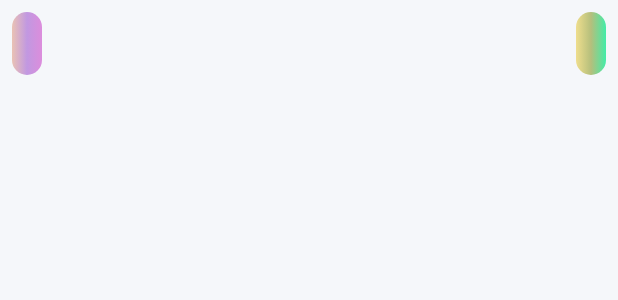
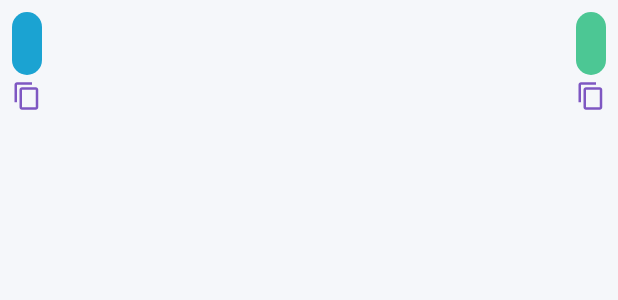
Before and after one commit to abdelkarimain/convo-ai-chat-app, an Android app: the layout chat_item.xml on its own in the app's theme, with its tools: preview values and no code run, on a phone screen of 412 x 824 dp. Shown: the top 300 px of the screen. Run offline under Robolectric (Android 15) with nearby library versions, the phone set to English and light mode, and no system bars.

Commit message:
Add chat colors, update UI components, and improve profile update feedback

```diff
--- a/app/src/main/AndroidManifest.xml
+++ b/app/src/main/AndroidManifest.xml
@@ -21,6 +21,9 @@
         android:supportsRtl="true"
         android:theme="@style/Theme.Auth"
         tools:targetApi="31">
+        <meta-data
+            android:name="com.google.android.gms.version"
+            android:value="@integer/google_play_services_version" />
         <activity
             android:name=".ChatActivity"
             android:windowSoftInputMode="adjustResize">
--- a/app/src/main/java/io/github/abdelkarimain/auth/MessageAdapter.java
+++ b/app/src/main/java/io/github/abdelkarimain/auth/MessageAdapter.java
@@ -1,12 +1,15 @@
 package io.github.abdelkarimain.auth;
 
-
+import android.content.ClipData;
+import android.content.ClipboardManager;
 import android.content.Context;
 import android.view.LayoutInflater;
 import android.view.View;
 import android.view.ViewGroup;
+import android.widget.ImageButton;
 import android.widget.LinearLayout;
 import android.widget.TextView;
+import android.widget.Toast;
 
 import androidx.annotation.NonNull;
 import androidx.recyclerview.widget.RecyclerView;
@@ -19,19 +22,19 @@ public class MessageAdapter extends RecyclerView.Adapter<MessageAdapter.MyViewHo
 
     List<Message> messageList;
     private final Markwon markwon;
+    private final Context context;
 
-    // Update constructor to accept Context
     public MessageAdapter(List<Message> messageList, Context context) {
         this.messageList = messageList;
         this.markwon = Markwon.create(context);
+        this.context = context;
     }
 
     @NonNull
     @Override
     public MyViewHolder onCreateViewHolder(@NonNull ViewGroup parent, int viewType) {
         View chatView = LayoutInflater.from(parent.getContext()).inflate(R.layout.chat_item, null);
-        MyViewHolder myViewHolder = new MyViewHolder(chatView);
-        return myViewHolder;
+        return new MyViewHolder(chatView);
     }
 
     @Override
@@ -41,11 +44,12 @@ public class MessageAdapter extends RecyclerView.Adapter<MessageAdapter.MyViewHo
             holder.rightChatView.setVisibility(View.VISIBLE);
             holder.leftChatView.setVisibility(View.GONE);
             holder.rightChatText.setText(message.getMessage());
+            holder.rightCopyButton.setOnClickListener(v -> copyToClipboard(message.getMessage()));
         } else {
             holder.leftChatView.setVisibility(View.VISIBLE);
             holder.rightChatView.setVisibility(View.GONE);
-            // Render markdown for receiver messages
             markwon.setMarkdown(holder.leftChatText, message.getMessage());
+            holder.leftCopyButton.setOnClickListener(v -> copyToClipboard(message.getMessage()));
         }
     }
 
@@ -54,11 +58,18 @@ public class MessageAdapter extends RecyclerView.Adapter<MessageAdapter.MyViewHo
         return messageList.size();
     }
 
+    private void copyToClipboard(String text) {
+        ClipboardManager clipboard = (ClipboardManager) context.getSystemService(Context.CLIPBOARD_SERVICE);
+        ClipData clip = ClipData.newPlainText("Copied Text", text);
+        clipboard.setPrimaryClip(clip);
+        Toast.makeText(context, "Message copied to clipboard", Toast.LENGTH_SHORT).show();
+    }
+
     public class MyViewHolder extends RecyclerView.ViewHolder {
 
         LinearLayout leftChatView, rightChatView;
         TextView leftChatText, rightChatText;
-
+        ImageButton leftCopyButton, rightCopyButton;
 
         public MyViewHolder(@NonNull View itemView) {
             super(itemView);
@@ -66,6 +77,8 @@ public class MessageAdapter extends RecyclerView.Adapter<MessageAdapter.MyViewHo
             rightChatView = itemView.findViewById(R.id.right_chat_view);
             leftChatText = itemView.findViewById(R.id.left_chat_text_view);
             rightChatText = itemView.findViewById(R.id.right_chat_text_view);
+            leftCopyButton = itemView.findViewById(R.id.left_copy_button);
+            rightCopyButton = itemView.findViewById(R.id.right_copy_button);
         }
     }
 }
--- a/app/src/main/java/io/github/abdelkarimain/auth/ProfileFragment.java
+++ b/app/src/main/java/io/github/abdelkarimain/auth/ProfileFragment.java
@@ -129,7 +129,9 @@ public class ProfileFragment extends Fragment {
                     .addOnCompleteListener(task -> {
                         if (task.isSuccessful()) {
                             tvUsername.setText(displayName);
-                            Toast.makeText(getContext(), "Profile updated successfully", Toast.LENGTH_SHORT).show();
+                            if (isAdded()) {
+                                Toast.makeText(getContext(), "Profile updated successfully", Toast.LENGTH_SHORT).show();
+                            }
                         }
                     });
         }
--- a/app/src/main/res/drawable/chat_item_background.xml
+++ b/app/src/main/res/drawable/chat_item_background.xml
@@ -1,28 +1,15 @@
 <?xml version="1.0" encoding="utf-8"?>
 <selector xmlns:android="http://schemas.android.com/apk/res/android">
-
     <item android:state_pressed="true">
         <shape android:shape="rectangle">
-            <gradient
-                android:type="linear"
-                android:startColor="@color/gradient_start"
-                android:centerColor="@color/gradient_center"
-                android:endColor="@color/gradient_end"
-                android:angle="0" />
+            <solid android:color="@color/msg_ai" />
             <corners android:radius="10dp" />
         </shape>
     </item>
-
     <item>
         <shape android:shape="rectangle">
-            <gradient
-                android:type="linear"
-                android:startColor="#EAC2B4"
-                android:centerColor="#C198E1"
-                android:endColor="#DC8DDC"
-                android:angle="0" />
+            <solid android:color="@color/msg_ai" />
             <corners android:radius="10dp" />
         </shape>
     </item>
-
 </selector>
--- /dev/null
+++ b/app/src/main/res/drawable/ic_copy.xml
@@ -0,0 +1,5 @@
+<vector android:height="20dp" android:tint="?attr/colorPrimary"
+    android:viewportHeight="24" android:viewportWidth="24"
+    android:width="20dp" xmlns:android="http://schemas.android.com/apk/res/android">
+    <path android:fillColor="@android:color/white" android:pathData="M16,1L4,1c-1.1,0 -2,0.9 -2,2v14h2L4,3h12L16,1zM19,5L8,5c-1.1,0 -2,0.9 -2,2v14c0,1.1 0.9,2 2,2h11c1.1,0 2,-0.9 2,-2L21,7c0,-1.1 -0.9,-2 -2,-2zM19,21L8,21L8,7h11v14z"/>
+</vector>
--- a/app/src/main/res/drawable/sent_message_background.xml
+++ b/app/src/main/res/drawable/sent_message_background.xml
@@ -1,28 +1,15 @@
 <?xml version="1.0" encoding="utf-8"?>
 <selector xmlns:android="http://schemas.android.com/apk/res/android">
-
     <item android:state_pressed="true">
         <shape android:shape="rectangle">
-            <gradient
-                android:type="linear"
-                android:startColor="#E7ECBB"
-                android:centerColor="#84EA9D"
-                android:endColor="#9EDA72"
-                android:angle="0" />
+            <solid android:color="@color/msg_user" />
             <corners android:radius="10dp" />
         </shape>
     </item>
-
     <item>
         <shape android:shape="rectangle">
-            <gradient
-                android:type="linear"
-                android:startColor="#EFDE8D"
-                android:centerColor="#B5BF7C"
-                android:endColor="#42ECA8"
-                android:angle="0" />
+            <solid android:color="@color/msg_user" />
             <corners android:radius="10dp" />
         </shape>
     </item>
-
 </selector>
--- a/app/src/main/res/layout/chat_item.xml
+++ b/app/src/main/res/layout/chat_item.xml
@@ -1,9 +1,7 @@
-<?xml version="1.0" encoding="utf-8"?>
 <RelativeLayout xmlns:android="http://schemas.android.com/apk/res/android"
     android:layout_width="match_parent"
     android:layout_height="wrap_content"
     android:padding="8dp">
-
 
     <LinearLayout
         android:layout_width="wrap_content"
@@ -12,7 +10,7 @@
         android:layout_alignWithParentIfMissing="true"
         android:id="@+id/left_chat_view"
         android:backgroundTint="?attr/colorPrimaryVariant"
-        >
+        android:orientation="vertical">
 
         <TextView
             android:id="@+id/left_chat_text_view"
@@ -20,9 +18,17 @@
             android:layout_height="wrap_content"
             android:background="@drawable/chat_item_background"
             android:padding="10dp"
-            android:textColor="?attr/colorOnPrimary"
+            android:textColor="@color/white"
             android:textSize="16dp"
-            />
+            android:textIsSelectable="true" />
+
+        <ImageButton
+            android:id="@+id/left_copy_button"
+            android:layout_width="wrap_content"
+            android:layout_height="wrap_content"
+            android:src="@drawable/ic_copy"
+            android:background="?attr/selectableItemBackgroundBorderless"
+            android:layout_marginTop="4dp" />
     </LinearLayout>
 
     <LinearLayout
@@ -32,7 +38,7 @@
         android:layout_alignParentEnd="true"
         android:id="@+id/right_chat_view"
         android:backgroundTint="?attr/colorPrimary"
-        >
+        android:orientation="vertical">
 
         <TextView
             android:id="@+id/right_chat_text_view"
@@ -40,9 +46,17 @@
             android:layout_height="wrap_content"
             android:background="@drawable/sent_message_background"
             android:padding="10dp"
-            android:textColor="?attr/colorOnPrimary"
+            android:textColor="@color/white"
             android:textSize="16dp"
-            />
+            android:textIsSelectable="true" />
+
+        <ImageButton
+            android:id="@+id/right_copy_button"
+            android:layout_width="wrap_content"
+            android:layout_height="wrap_content"
+            android:src="@drawable/ic_copy"
+            android:background="?attr/selectableItemBackgroundBorderless"
+            android:layout_marginTop="4dp" />
     </LinearLayout>
 
 </RelativeLayout>
--- a/app/src/main/res/values-night/colors.xml
+++ b/app/src/main/res/values-night/colors.xml
@@ -29,4 +29,8 @@
     <!-- Additional Colors - Dark -->
     <color name="dark">#FFFFFF</color>
     <color name="teal_200">#FF03DAC5</color>
+
+    <!-- chat colors -->
+    <color name="msg_ai">#1BA3D2</color>
+    <color name="msg_user">#4CC794</color>
 </resources>
--- a/app/src/main/res/values/colors.xml
+++ b/app/src/main/res/values/colors.xml
@@ -38,4 +38,8 @@
     <!-- Additional Colors -->
     <color name="dark">#1E232C</color>
     <color name="teal_200">#FF03DAC5</color>
+
+    <!-- chat colors -->
+    <color name="msg_ai">#1BA3D2</color>
+    <color name="msg_user">#4CC794</color>
 </resources>
```
Also changed, not shown: app/build.gradle.kts (+14 -19 lines), 1 other file.
